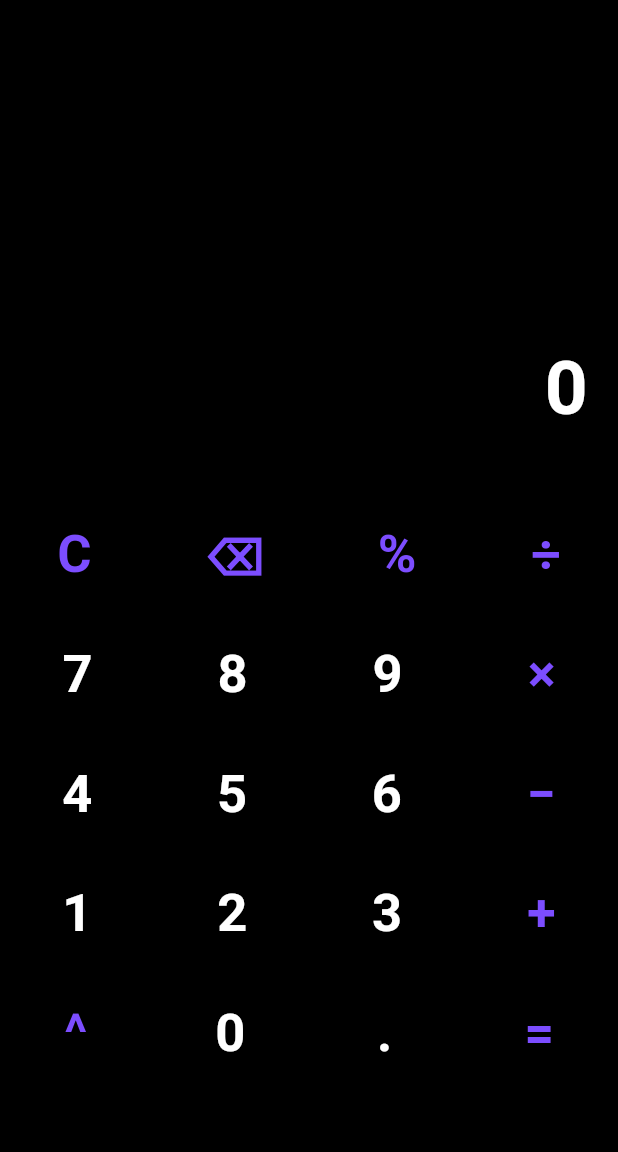
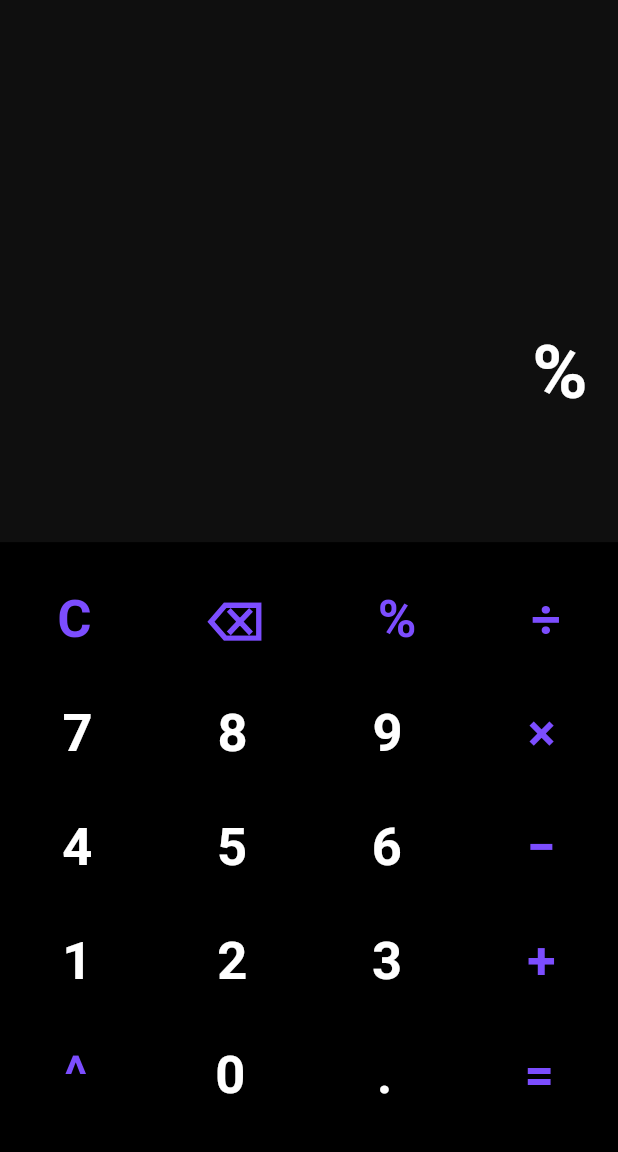
Before and after one commit to eberjohns/calc-z, a Flutter app: the screen it shows after launch, after a tap on an icon or button, on a phone screen of 412 x 824 dp, the part 84-1236 px from its top. Run offline on Flutter 3.47's test engine with Material 3 defaults, Android fonts, the phone set to English and light mode, and no system bars.

Commit message:
feat: make the ui interactable and display active

```diff
--- a/calc_z/lib/homepage.dart
+++ b/calc_z/lib/homepage.dart
@@ -1,3 +1,4 @@
+import 'package:calc_z/logic.dart';
 import 'package:flutter/material.dart';
 
 class Homepage extends StatefulWidget {
@@ -8,12 +9,25 @@ class Homepage extends StatefulWidget {
 }
 
 class _HomepageState extends State<Homepage> {
+  void changeDisplayText(String text) {
+    if (text == 'C') {
+      clear();
+    } else if (text == '⌫') {
+      backspace();
+    } else if (text == '=') {
+      calculate();
+    } else {
+      append(text);
+    }
+    setState(() {});
+  }
+
   Widget buildButton({required String label, bool isOperator = false}) {
     return SizedBox(
-      // width: 100,
-      // height: 100,
       child: ElevatedButton(
-        onPressed: () {},
+        onPressed: () {
+          changeDisplayText(label);
+        },
         style: ElevatedButton.styleFrom(backgroundColor: Colors.black),
         child: Text(
           label,
@@ -50,16 +64,35 @@ class _HomepageState extends State<Homepage> {
 
   Widget display() {
     return Container(
+      color: const Color.fromARGB(255, 15, 15, 15),
       width: double.infinity,
-      height: 300,
       padding: const EdgeInsets.all(20),
       alignment: Alignment.bottomRight,
-      child: Text(
-        '0',
+      child: SingleChildScrollView(
+        child: Column(
+          mainAxisAlignment: MainAxisAlignment.end,
+          crossAxisAlignment: CrossAxisAlignment.stretch,
+          children: [
+            Text(
+              // Display typed numbers
+              displayText != '' ? displayText : '0',
+              textAlign: TextAlign.right,
               style: TextStyle(
                 color: Colors.white,
                 fontSize: 50,
                 fontWeight: FontWeight.bold,
+              ),
+            ),
+            Text(
+              resultText != '' ? '= $resultText' : '',
+              textAlign: TextAlign.right,
+              style: TextStyle(
+                color: const Color.fromARGB(202, 255, 255, 255),
+                fontSize: 40,
+                fontWeight: FontWeight.bold,
+              ),
+            ),
+          ],
         ),
       ),
     );
@@ -85,13 +118,20 @@ class _HomepageState extends State<Homepage> {
         child: Column(
           mainAxisAlignment: MainAxisAlignment.spaceAround,
           children: [
-            display(),
+            Expanded(flex: 8, child: display()),
+            Expanded(
+              flex: 9,
+              child: Column(
+                mainAxisAlignment: MainAxisAlignment.spaceEvenly,
+                children: [
                   makeRow(buttonLabels: ['C', '⌫', '%', '÷']),
                   makeRow(buttonLabels: ['7', '8', '9', '×']),
                   makeRow(buttonLabels: ['4', '5', '6', '−']),
                   makeRow(buttonLabels: ['1', '2', '3', '+']),
                   makeRow(buttonLabels: ['^', '0', '.', '=']),
-            SizedBox(height: 10), // Add some space at the bottom
+                ],
+              ),
+            ), // Add some space at the bottom
           ],
         ),
       ),
```
Also changed, not shown: calc_z/lib/logic.dart (added, +36 -0 lines). Lines whose indentation alone changed are shown as unchanged.
